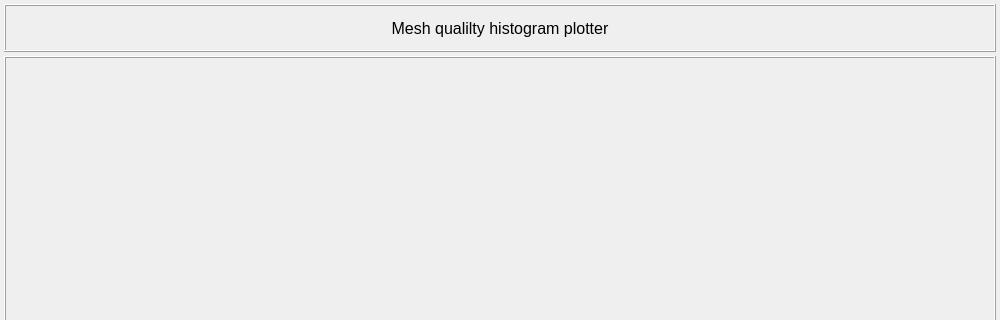
Above: vibra/interface/data/ui_files/plots/general/mesh_quality_histogram_plot.ui from MOPT-UFSC/VIBRA before the change; both pictures show x 0 to 1000 and y 0 to 320 of the 1000 by 723 pixel window. Below: the same form after it.
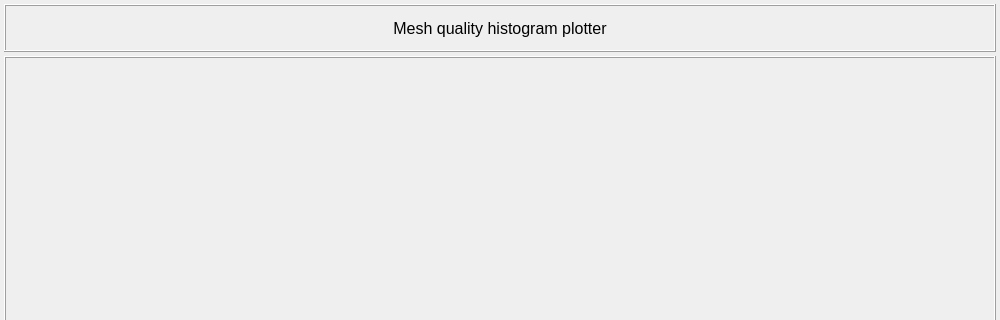
That is the form after the change.

Commit message: Embeds matplotlib histogram plot inside Qt dialog window

Patch:
```diff
--- a/vibra/interface/data/ui_files/plots/general/mesh_quality_histogram_plot.ui
+++ b/vibra/interface/data/ui_files/plots/general/mesh_quality_histogram_plot.ui
@@ -146,7 +146,7 @@
          </font>
         </property>
         <property name="text">
-         <string>Mesh qualilty histogram plotter</string>
+         <string>Mesh quality histogram plotter</string>
         </property>
         <property name="alignment">
          <set>Qt::AlignmentFlag::AlignCenter</set>
```
Left out of the diff: 4 changed lines with no effect on the pictures. The commit also changes 3 other files.
